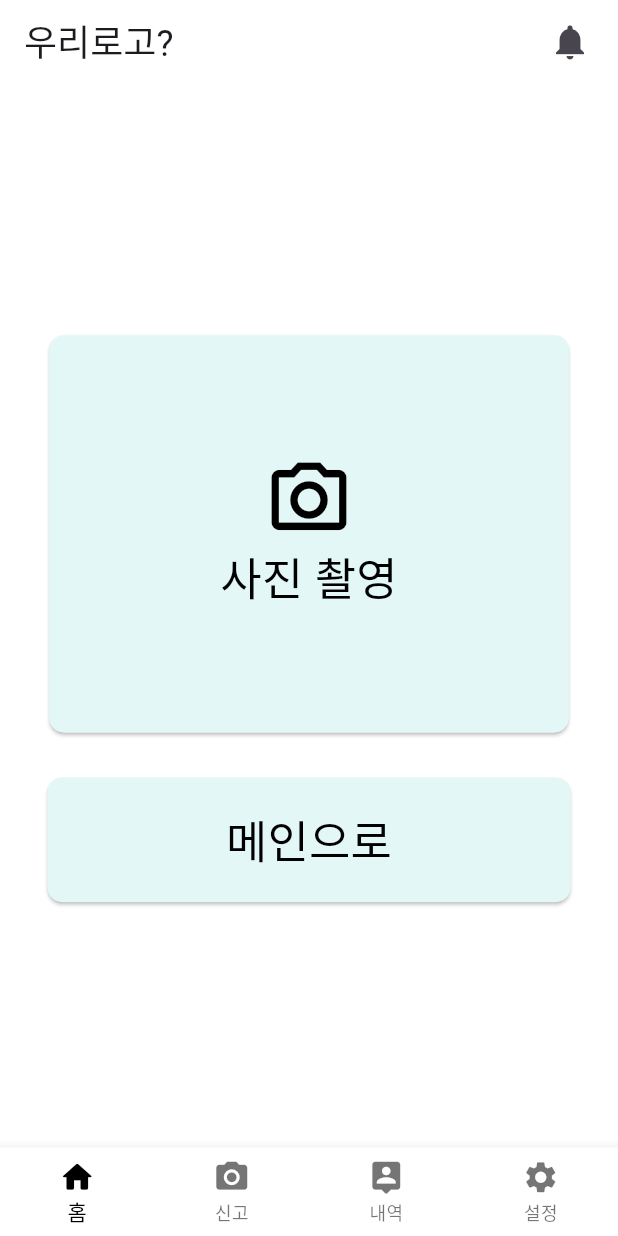
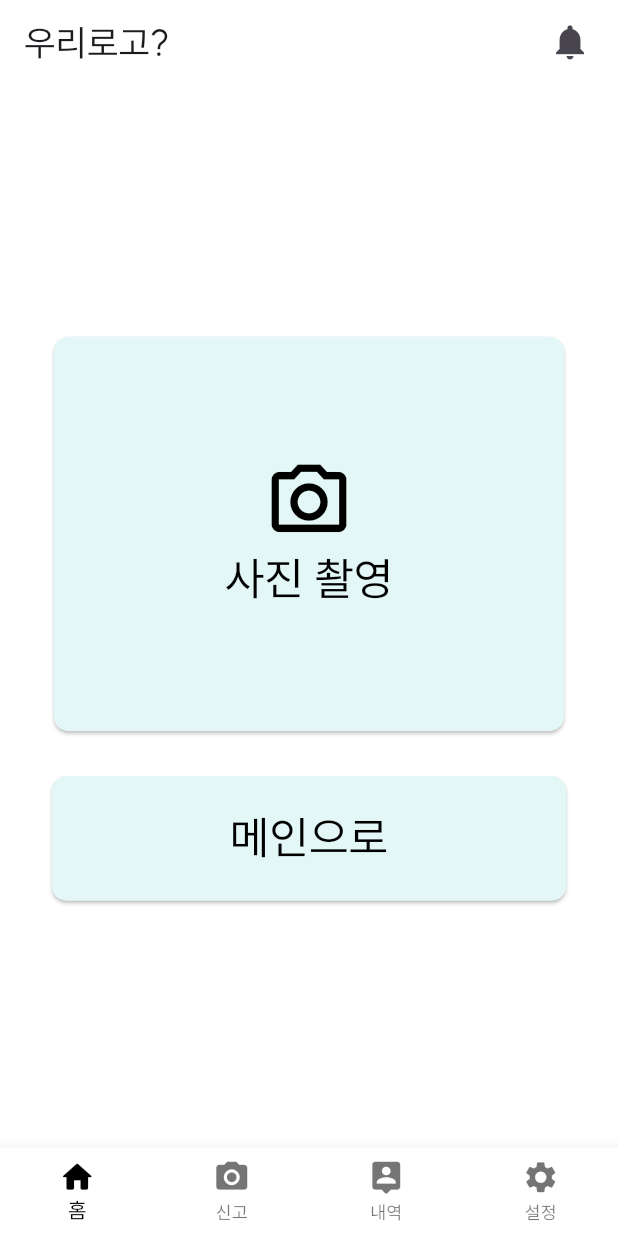
Before and after one commit to JihwanByun/urecar, a Flutter app: the screen it shows after launch, on a phone screen of 412 x 824 dp. Run offline on Flutter 3.47's test engine with Material 3 defaults, Android fonts, the phone set to English and light mode, and no system bars; our stand-ins replace get.

Commit message:
feat: apply font

```diff
--- a/frontend/lib/main.dart
+++ b/frontend/lib/main.dart
@@ -14,6 +14,7 @@ class App extends StatelessWidget {
   Widget build(BuildContext context) {
     return GetMaterialApp(
       theme: ThemeData(
+        fontFamily: 'Suit',
         scaffoldBackgroundColor: Colors.white,
         primaryColor: const Color(0xFFA1E4E4),
         primaryColorLight: const Color(0xFFE3F7F7),
```
Also changed, not shown: frontend/pubspec.yaml (+6 -15 lines).
